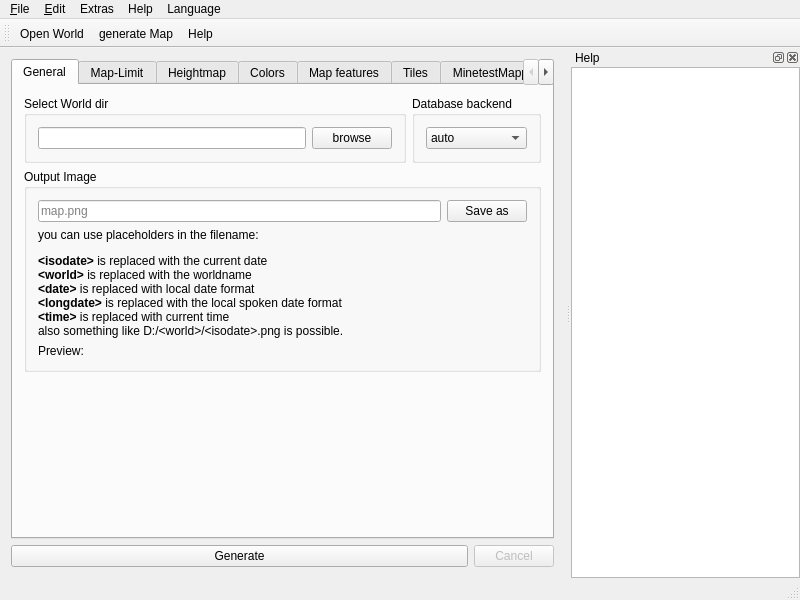
AirSThib/MinetestMapperGUI, file mainwindow.ui: the form before one commit.
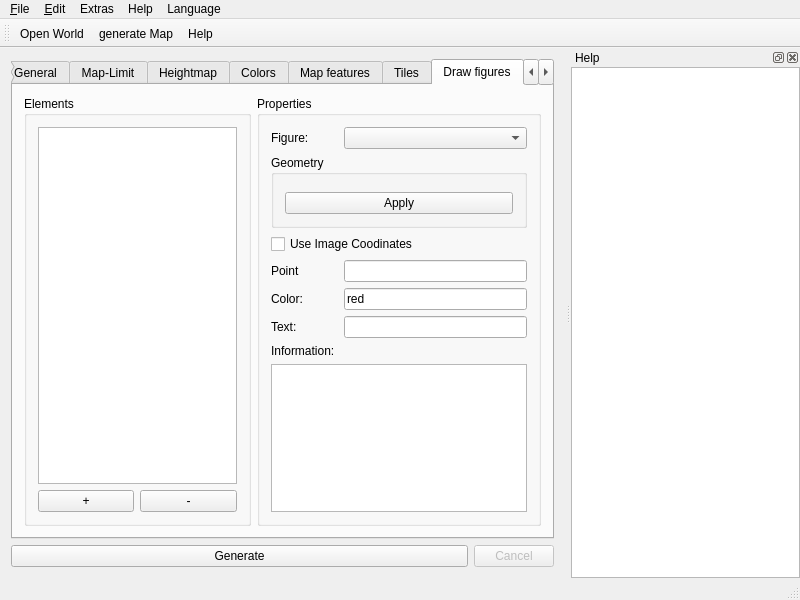
The form after the commit. The open tabs and pages were chosen to show the change. Icons and pictures are not drawn. Custom widgets are drawn as their Qt base class.

Commit message: Add Draw-figures Tab

```diff
--- a/mainwindow.ui
+++ b/mainwindow.ui
@@ -2178,6 +2178,174 @@
         </item>
        </layout>
       </widget>
+      <widget class="QWidget" name="tab">
+       <attribute name="title">
+        <string>Draw figures</string>
+       </attribute>
+       <layout class="QHBoxLayout" name="horizontalLayout_2">
+        <item>
+         <widget class="QGroupBox" name="groupBox_3">
+          <property name="sizePolicy">
+           <sizepolicy hsizetype="Expanding" vsizetype="Preferred">
+            <horstretch>0</horstretch>
+            <verstretch>0</verstretch>
+           </sizepolicy>
+          </property>
+          <property name="title">
+           <string>Elements</string>
+          </property>
+          <layout class="QGridLayout" name="gridLayout_16">
+           <item row="1" column="0">
+            <widget class="QPushButton" name="button_addFigure">
+             <property name="text">
+              <string>+</string>
+             </property>
+            </widget>
+           </item>
+           <item row="1" column="1">
+            <widget class="QPushButton" name="button_deleteFigure">
+             <property name="text">
+              <string>-</string>
+             </property>
+            </widget>
+           </item>
+           <item row="0" column="0" colspan="2">
+            <widget class="QTableView" name="figures_list">
+             <property name="sizePolicy">
+              <sizepolicy hsizetype="Expanding" vsizetype="Expanding">
+               <horstretch>0</horstretch>
+               <verstretch>0</verstretch>
+              </sizepolicy>
+             </property>
+             <property name="dragDropMode">
+              <enum>QAbstractItemView::DragDrop</enum>
+             </property>
+             <property name="defaultDropAction">
+              <enum>Qt::MoveAction</enum>
+             </property>
+             <property name="selectionMode">
+              <enum>QAbstractItemView::SingleSelection</enum>
+             </property>
+             <property name="selectionBehavior">
+              <enum>QAbstractItemView::SelectRows</enum>
+             </property>
+             <attribute name="horizontalHeaderStretchLastSection">
+              <bool>true</bool>
+             </attribute>
+             <attribute name="verticalHeaderDefaultSectionSize">
+              <number>30</number>
+             </attribute>
+            </widget>
+           </item>
+          </layout>
+         </widget>
+        </item>
+        <item>
+         <widget class="QGroupBox" name="groupBox_8">
+          <property name="sizePolicy">
+           <sizepolicy hsizetype="Minimum" vsizetype="Preferred">
+            <horstretch>0</horstretch>
+            <verstretch>0</verstretch>
+           </sizepolicy>
+          </property>
+          <property name="title">
+           <string>Properties</string>
+          </property>
+          <layout class="QGridLayout" name="gridLayout_14">
+           <item row="3" column="2">
+            <widget class="QLineEdit" name="figure_point"/>
+           </item>
+           <item row="6" column="1">
+            <widget class="QLabel" name="label_22">
+             <property name="text">
+              <string>Information: </string>
+             </property>
+            </widget>
+           </item>
+           <item row="0" column="2">
+            <widget class="QComboBox" name="figureSelect"/>
+           </item>
+           <item row="0" column="1">
+            <widget class="QLabel" name="label_5">
+             <property name="text">
+              <string>Figure:</string>
+             </property>
+            </widget>
+           </item>
+           <item row="4" column="2">
+            <widget class="ColorLineEdit" name="figure_color">
+             <property name="text">
+              <string>red</string>
+             </property>
+            </widget>
+           </item>
+           <item row="4" column="1">
+            <widget class="QLabel" name="label_6">
+             <property name="text">
+              <string>Color: </string>
+             </property>
+            </widget>
+           </item>
+           <item row="2" column="1" colspan="2">
+            <widget class="QCheckBox" name="figureUseImageCoordinates">
+             <property name="text">
+              <string>Use Image Coodinates</string>
+             </property>
+            </widget>
+           </item>
+           <item row="5" column="2">
+            <widget class="QLineEdit" name="figure_text"/>
+           </item>
+           <item row="5" column="1">
+            <widget class="QLabel" name="label_7">
+             <property name="text">
+              <string>Text:</string>
+             </property>
+            </widget>
+           </item>
+           <item row="1" column="1" colspan="2">
+            <widget class="QGroupBox" name="groupBox_9">
+             <property name="title">
+              <string>Geometry</string>
+             </property>
+             <layout class="QVBoxLayout" name="verticalLayout_10">
+              <item>
+               <widget class="GeometryWidget" name="figure_geometry" native="true"/>
+              </item>
+              <item>
+               <widget class="QPushButton" name="figure_geometry_apply">
+                <property name="text">
+                 <string>Apply</string>
+                </property>
+               </widget>
+              </item>
+             </layout>
+            </widget>
+           </item>
+           <item row="3" column="1">
+            <widget class="QLabel" name="label_21">
+             <property name="text">
+              <string>Point</string>
+             </property>
+            </widget>
+           </item>
+           <item row="7" column="1" colspan="2">
+            <widget class="QTextBrowser" name="figureInformation">
+             <property name="acceptRichText">
+              <bool>false</bool>
+             </property>
+             <property name="source">
+              <url>
+               <string>qrc:/doc/drawfigure.html</string>
+              </url>
+             </property>
+            </widget>
+           </item>
+          </layout>
+         </widget>
+        </item>
+       </layout>
+      </widget>
       <widget class="QWidget" name="tab_output">
        <attribute name="title">
         <string>MinetestMapper Output</string>
```
Left out of the diff: 4 changed lines with no effect on the pictures. The commit also changes 32 other files.
